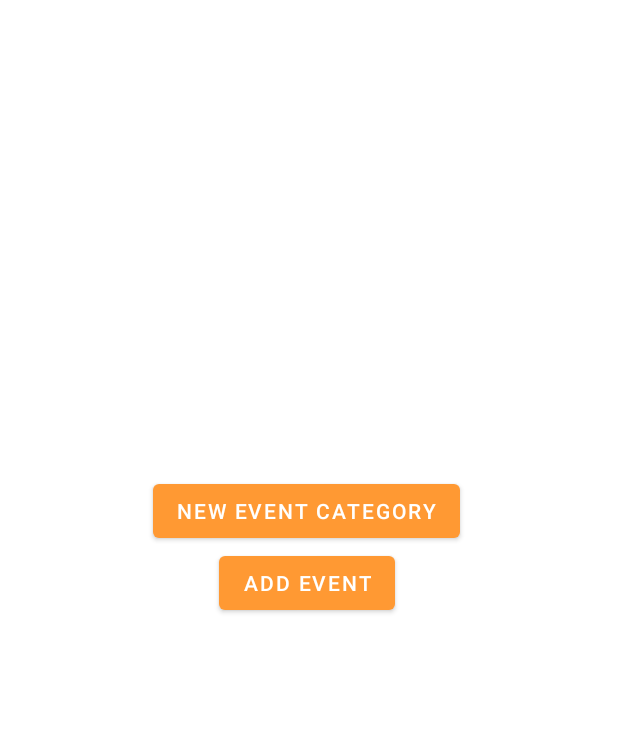
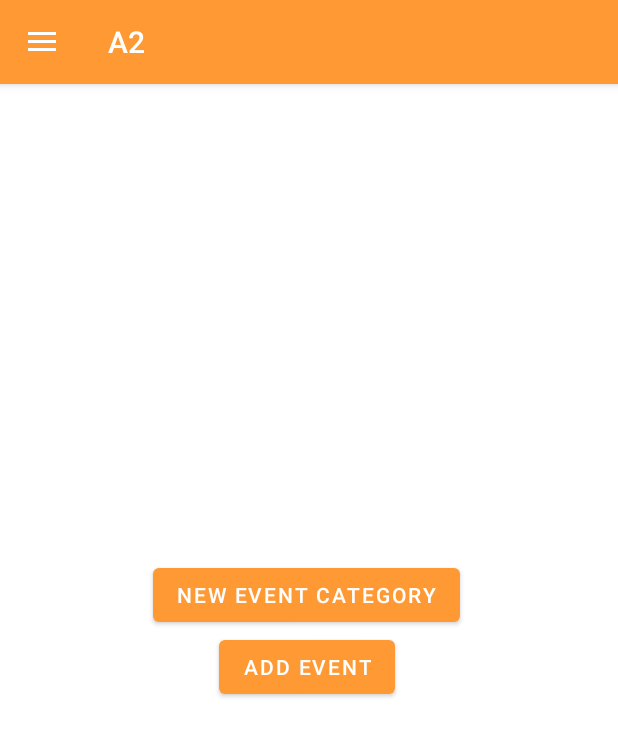
Before and after one commit to vinmeil/android-event-manager, an Android app: the MainActivity screen opened directly, with no data from a screen before it, on a phone screen of 412 x 824 dp. Shown: the top 736 px of the screen. Run offline under Robolectric (Android 15) with nearby library versions, the phone set to English and light mode, and no system bars.

Commit message:
add drawer layout

```diff
--- a/app/src/main/java/com/fit2081/a2/MainActivity.java
+++ b/app/src/main/java/com/fit2081/a2/MainActivity.java
@@ -1,14 +1,23 @@
 package com.fit2081.a2;
 
+import androidx.appcompat.app.ActionBarDrawerToggle;
 import androidx.appcompat.app.AppCompatActivity;
 import androidx.core.app.ActivityCompat;
+import androidx.drawerlayout.widget.DrawerLayout;
 
 import android.content.Intent;
 import android.content.SharedPreferences;
 import android.os.Bundle;
 import android.view.View;
+import android.widget.Toast;
+
+import com.google.android.material.navigation.NavigationView;
 
 public class MainActivity extends AppCompatActivity {
+
+    DrawerLayout drawerLayout;
+    NavigationView navigationView;
+    ActionBarDrawerToggle actionBarDrawerToggle;
 
     @Override
     protected void onCreate(Bundle savedInstanceState) {
@@ -18,6 +27,26 @@ public class MainActivity extends AppCompatActivity {
         SharedPreferences sharedPreferences = getSharedPreferences(KeyStore.FILE_NAME, MODE_PRIVATE);
         String username = sharedPreferences.getString(KeyStore.KEY_USERNAME, null);
         String password = sharedPreferences.getString(KeyStore.KEY_PASSWORD, null);
+
+        drawerLayout = findViewById(R.id.drawer_layout);
+        navigationView = findViewById(R.id.nav_view);
+        actionBarDrawerToggle = new ActionBarDrawerToggle(this, drawerLayout, R.string.open, R.string.close);
+        drawerLayout.addDrawerListener(actionBarDrawerToggle);
+        actionBarDrawerToggle.syncState();
+
+        getSupportActionBar().setDisplayHomeAsUpEnabled(true);
+
+        navigationView.setNavigationItemSelectedListener(item -> {
+            switch (item.getItemId()) {
+                case R.id.item_id_1:
+                    Toast.makeText(this, "Clicked 1", Toast.LENGTH_SHORT).show();
+                    break;
+                case R.id.item_id_2:
+                    Toast.makeText(this, "Clicked 2", Toast.LENGTH_SHORT).show();
+                    break;
+            }
+            return true;
+        });
 
         if (username == null || password == null) {
             // User is not logged in, redirect to Sign Up activity
@@ -42,4 +71,12 @@ public class MainActivity extends AppCompatActivity {
         Intent intent = new Intent(this, NewEventActivity.class);
         startActivity(intent);
     }
+
+    @Override
+    public boolean onOptionsItemSelected(android.view.MenuItem item) {
+        if (actionBarDrawerToggle.onOptionsItemSelected(item)) {
+            return true;
+        }
+        return super.onOptionsItemSelected(item);
+    }
 }
--- a/app/src/main/res/layout/activity_main.xml
+++ b/app/src/main/res/layout/activity_main.xml
@@ -1,11 +1,16 @@
 <?xml version="1.0" encoding="utf-8"?>
-<androidx.constraintlayout.widget.ConstraintLayout xmlns:android="http://schemas.android.com/apk/res/android"
+<androidx.drawerlayout.widget.DrawerLayout
+    xmlns:android="http://schemas.android.com/apk/res/android"
     xmlns:app="http://schemas.android.com/apk/res-auto"
     xmlns:tools="http://schemas.android.com/tools"
+    android:id="@+id/drawer_layout"
     android:layout_width="match_parent"
     android:layout_height="match_parent"
     tools:context=".MainActivity">
 
+    <androidx.constraintlayout.widget.ConstraintLayout
+        android:layout_width="match_parent"
+        android:layout_height="match_parent">
         <LinearLayout
             android:layout_width="409dp"
             android:layout_height="729dp"
@@ -30,3 +35,12 @@
 
         </LinearLayout>
     </androidx.constraintlayout.widget.ConstraintLayout>
+
+    <com.google.android.material.navigation.NavigationView
+        android:id="@+id/nav_view"
+        android:layout_width="wrap_content"
+        android:layout_height="match_parent"
+        android:layout_gravity="start"
+        android:fitsSystemWindows="true"
+        app:menu="@menu/nav_menu"/>
+</androidx.drawerlayout.widget.DrawerLayout>
--- /dev/null
+++ b/app/src/main/res/menu/nav_menu.xml
@@ -0,0 +1,9 @@
+<?xml version="1.0" encoding="utf-8"?>
+<menu xmlns:android="http://schemas.android.com/apk/res/android">
+    <item
+        android:id="@+id/item_id_1"
+        android:title="Item One" />
+    <item
+        android:id="@+id/item_id_2"
+        android:title="Item Two" />
+</menu>
--- a/app/src/main/res/values-night/themes.xml
+++ b/app/src/main/res/values-night/themes.xml
@@ -1,6 +1,6 @@
 <resources xmlns:tools="http://schemas.android.com/tools">
     <!-- Base application theme. -->
-    <style name="Theme.A2" parent="Theme.MaterialComponents.DayNight.NoActionBar">
+    <style name="Theme.A2" parent="Theme.MaterialComponents.DayNight.DarkActionBar">
         <!-- Primary brand color. -->
         <item name="colorPrimary">@color/primary</item>
         <item name="colorPrimaryVariant">@color/primaryDark</item>
--- a/app/src/main/res/values/strings.xml
+++ b/app/src/main/res/values/strings.xml
@@ -1,3 +1,5 @@
 <resources>
     <string name="app_name">A2</string>
+    <string name="open">Open</string>
+    <string name="close">Close</string>
 </resources>
--- a/app/src/main/res/values/themes.xml
+++ b/app/src/main/res/values/themes.xml
@@ -1,6 +1,6 @@
 <resources xmlns:tools="http://schemas.android.com/tools">
     <!-- Base application theme. -->
-    <style name="Theme.A2" parent="Theme.MaterialComponents.DayNight.NoActionBar">
+    <style name="Theme.A2" parent="Theme.MaterialComponents.DayNight.DarkActionBar">
         <!-- Primary brand color. -->
         <item name="colorPrimary">@color/primary</item>
         <item name="colorPrimaryVariant">@color/primaryDark</item>
```
Lines whose indentation alone changed are shown as unchanged.
